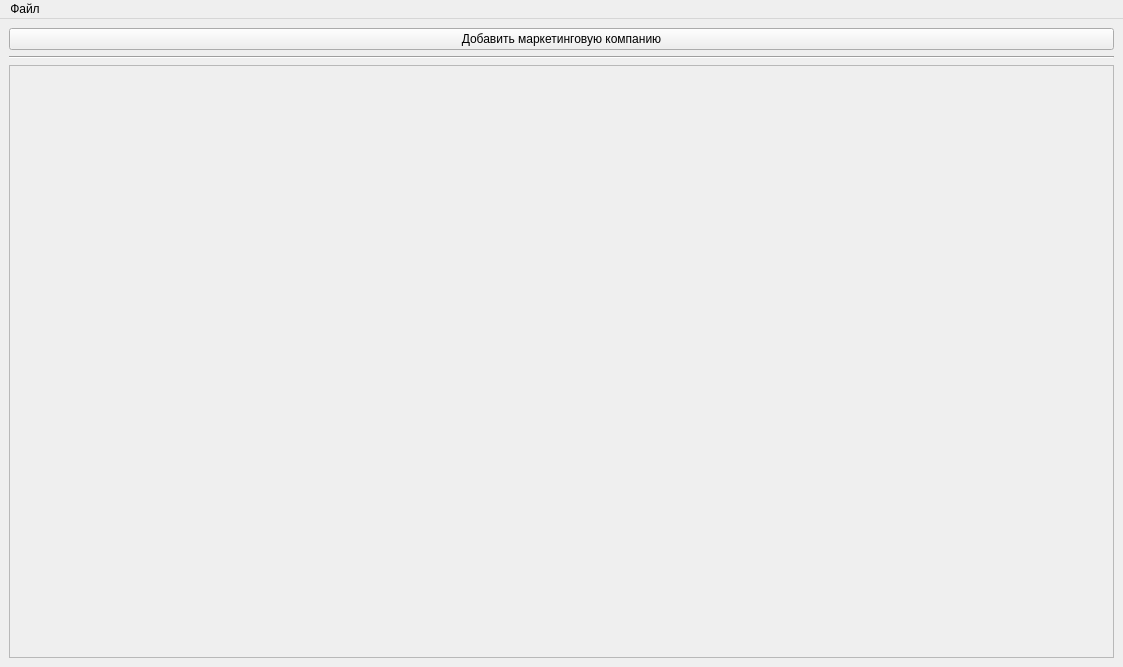
9t0z1k/TSP-AWS, file AWS/mainwindow.ui: the form before one commit.
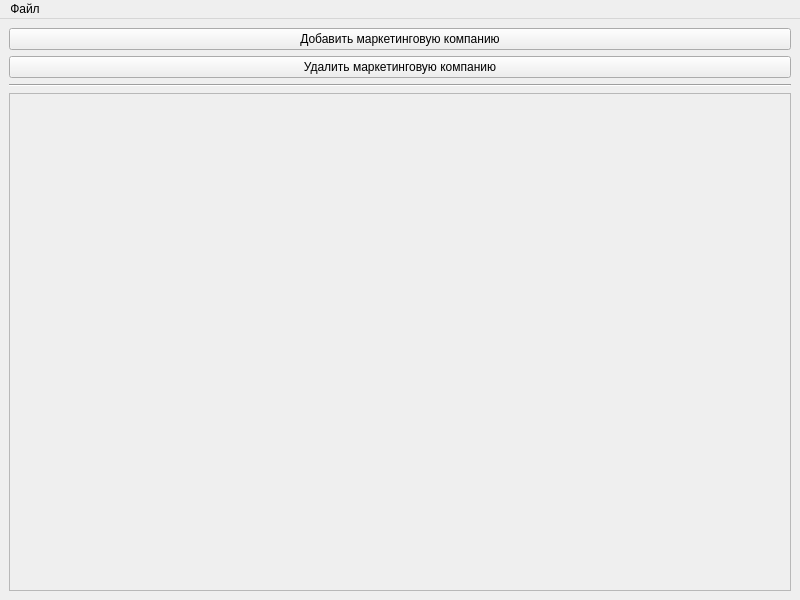
The form after the commit.

```diff
--- a/AWS/mainwindow.ui
+++ b/AWS/mainwindow.ui
@@ -6,8 +6,8 @@
    <rect>
     <x>0</x>
     <y>0</y>
-    <width>1123</width>
-    <height>667</height>
+    <width>800</width>
+    <height>600</height>
    </rect>
   </property>
   <property name="minimumSize">
@@ -37,6 +37,13 @@
       </property>
      </widget>
     </item>
+    <item>
+     <widget class="QPushButton" name="pushButton_2">
+      <property name="text">
+       <string>Удалить маркетинговую компанию</string>
+      </property>
+     </widget>
+    </item>
     <item>
      <widget class="Line" name="line">
       <property name="orientation">
@@ -54,8 +61,8 @@
         <rect>
          <x>0</x>
          <y>0</y>
-         <width>1103</width>
-         <height>587</height>
+         <width>780</width>
+         <height>490</height>
         </rect>
        </property>
        <layout class="QHBoxLayout" name="horizontalLayout">
@@ -87,7 +94,7 @@
     <rect>
      <x>0</x>
      <y>0</y>
-     <width>1123</width>
+     <width>800</width>
      <height>21</height>
     </rect>
    </property>
```
